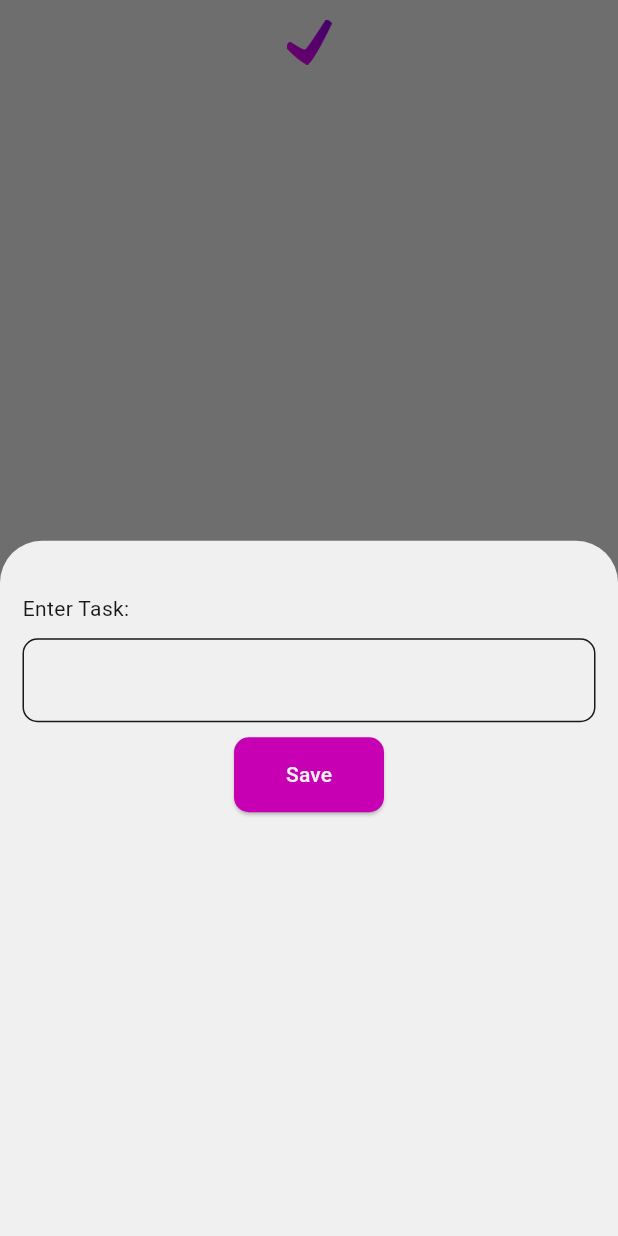
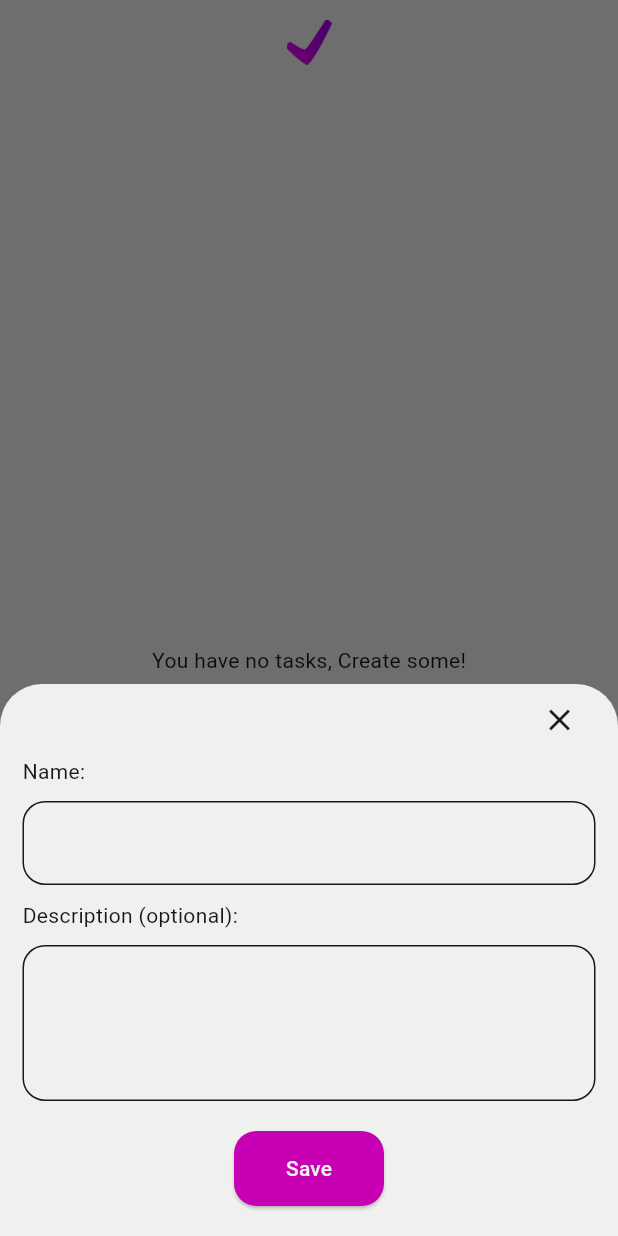
Before and after one commit to JahanzaibZ/TaskHub, a Flutter app: the screen it shows after launch, after a tap on the "add" icon, on a phone screen of 412 x 824 dp. Run offline on Flutter 3.47's test engine with Material 2 defaults, Android fonts, the phone set to English and light mode, and no system bars; our stand-ins replace flutter_riverpod, google_fonts, sqflite; accounts and stored records are empty; Roboto replaces fonts that are missing (Ubuntu); project files that could hold a hidden picture were left out.

Commit message:
Completed app features

```diff
--- a/lib/main.dart
+++ b/lib/main.dart
@@ -15,6 +15,7 @@ class MyApp extends StatelessWidget {
   Widget build(BuildContext context) {
     return ProviderScope(
       child: MaterialApp(
+        title: 'TaskHub',
         theme: CustomTheme.appTheme(),
         darkTheme: CustomTheme.appTheme(isDark: true),
         home: const TasksScreen(),
--- a/lib/models/task.dart
+++ b/lib/models/task.dart
@@ -1,9 +1,19 @@
 class Task {
   int id;
   String name;
+  String description;
 
   Task({
     this.id = -1,
     required this.name,
+    required this.description,
   });
+
+  Task copyWith({int? id, String? name, String? description}) {
+    return Task(
+      id: id ?? this.id,
+      name: name ?? this.name,
+      description: description ?? this.description,
+    );
+  }
 }
--- a/lib/services/db_service.dart
+++ b/lib/services/db_service.dart
@@ -20,7 +20,7 @@ class DatabaseService {
       _dbPath!,
       onCreate: (db, version) async {
         await db.execute(
-            'CREATE TABLE $_dbTable (id INTEGER PRIMARY KEY, name TEXT)');
+            'CREATE TABLE $_dbTable (id INTEGER PRIMARY KEY, name TEXT, description TEXT)');
       },
       version: 1,
     );
--- a/lib/utils/app_theme.dart
+++ b/lib/utils/app_theme.dart
@@ -23,8 +23,13 @@ class CustomTheme {
               ? _lightColorScheme().onPrimary
               : _lightColorScheme().onPrimary,
           shape: RoundedRectangleBorder(
-            borderRadius: BorderRadius.circular(10),
+            borderRadius: BorderRadius.circular(15),
           ),
+        ),
+      ),
+      inputDecorationTheme: InputDecorationTheme(
+        border: OutlineInputBorder(
+          borderRadius: BorderRadius.circular(15),
         ),
       ),
     );
--- a/lib/viewmodels/tasks_provider.dart
+++ b/lib/viewmodels/tasks_provider.dart
@@ -3,24 +3,38 @@ import 'package:flutter_riverpod/flutter_riverpod.dart';
 import '../models/task.dart';
 import '../services/db_service.dart';
 
-final tasksProvider =
-    StateNotifierProvider<TasksNotifier, List<Task>>((ref) => TasksNotifier());
+final loadingTasks = StateProvider<bool>(
+  (ref) => true,
+);
+
+final tasksProvider = StateNotifierProvider<TasksNotifier, List<Task>>(
+    (ref) => TasksNotifier(ref));
 
 class TasksNotifier extends StateNotifier<List<Task>> {
-  TasksNotifier() : super([]);
+  final Ref _ref;
+  TasksNotifier(this._ref) : super([]);
 
   Future<void> fetchTasks() async {
+    final isLoading = _ref.read(loadingTasks.notifier);
+    isLoading.state = true;
     final tasksData = await DatabaseService.readData();
     final tasks = <Task>[];
     for (final task in tasksData) {
-      tasks.add(Task(id: task['id'], name: task['name']));
+      tasks.add(
+        Task(
+            id: task['id'],
+            name: task['name'],
+            description: task['description']),
+      );
     }
     state = tasks;
+    isLoading.state = false;
   }
 
   Future<void> addTask(Task task) async {
     await DatabaseService.insertData({
       'name': task.name,
+      'description': task.description,
     });
     await fetchTasks();
   }
--- a/lib/views/tasks_screen.dart
+++ b/lib/views/tasks_screen.dart
@@ -1,17 +1,31 @@
 import 'package:flutter/material.dart';
 import 'package:flutter_riverpod/flutter_riverpod.dart';
 
-import '../models/task.dart';
 import '../viewmodels/tasks_provider.dart';
+import './widgets/add_task_button.dart';
+import './widgets/task_list_tile.dart';
 
-class TasksScreen extends ConsumerWidget {
+class TasksScreen extends ConsumerStatefulWidget {
   const TasksScreen({super.key});
 
   @override
-  Widget build(BuildContext context, WidgetRef ref) {
-    final textField = TextEditingController();
+  ConsumerState<TasksScreen> createState() => _TasksScreenState();
+}
+
+class _TasksScreenState extends ConsumerState<TasksScreen> {
+  @override
+  void initState() {
+    Future.delayed(
+      Duration.zero,
+      () => ref.read(tasksProvider.notifier).fetchTasks(),
+    );
+    super.initState();
+  }
+
+  @override
+  Widget build(BuildContext context) {
+    final isLoading = ref.watch(loadingTasks);
     final tasks = ref.watch(tasksProvider);
-    final tasksNotifier = ref.read(tasksProvider.notifier);
     return Scaffold(
       appBar: AppBar(
         title: Image.asset(
@@ -20,58 +34,39 @@ class TasksScreen extends ConsumerWidget {
         ),
         centerTitle: true,
       ),
-      body: ListView.builder(
-          itemCount: tasks.length,
-          itemBuilder: (context, index) {
-            debugPrint(
-                'Task ID: ${tasks[index].id}, Task Name: ${tasks[index].name}');
-            return ListTile(
-              title: Text(tasks[index].name),
-              trailing: IconButton(
-                onPressed: () => tasksNotifier.removeTask(tasks[index]),
-                icon: const Icon(Icons.delete),
-              ),
-            );
-          }),
-      floatingActionButton: FloatingActionButton(
-        onPressed: () => showModalBottomSheet<void>(
-          context: context,
-          builder: (context) {
-            {
-              return Padding(
-                padding:
-                    const EdgeInsets.symmetric(vertical: 25, horizontal: 15),
+      body: isLoading
+          ? const Center(
+              child: CircularProgressIndicator(),
+            )
+          : tasks.isEmpty
+              ? const Center(
+                  child: Text('You have no tasks, Create some!'),
+                )
+              : SingleChildScrollView(
+                  child: Padding(
+                    padding: const EdgeInsets.symmetric(horizontal: 10),
                     child: Column(
+                      crossAxisAlignment: CrossAxisAlignment.start,
                       children: [
-                    Container(
-                      width: double.maxFinite,
-                      padding: const EdgeInsets.symmetric(vertical: 10),
-                      child: const Text('Enter Task:'),
-                    ),
-                    TextField(
-                      decoration: InputDecoration(
-                        border: OutlineInputBorder(
-                          borderRadius: BorderRadius.circular(10),
+                        const Padding(
+                          padding: EdgeInsets.symmetric(vertical: 10),
+                          child: Text(
+                            'Your Tasks:',
+                            textScaleFactor: 1.5,
                           ),
                         ),
-                      controller: textField,
-                    ),
-                    Padding(
-                      padding: const EdgeInsets.symmetric(vertical: 10),
-                      child: ElevatedButton(
-                        onPressed: () =>
-                            tasksNotifier.addTask(Task(name: textField.text)),
-                        child: const Text('Save'),
-                      ),
-                    )
+                        ListView.builder(
+                            shrinkWrap: true,
+                            physics: const NeverScrollableScrollPhysics(),
+                            itemCount: tasks.length,
+                            itemBuilder: (ctx, index) {
+                              return TaskListTile(userTask: tasks[index]);
+                            }),
                       ],
                     ),
-              );
-            }
-          },
                   ),
-        child: const Icon(Icons.add),
                 ),
+      floatingActionButton: const AddTaskButton(),
     );
   }
 }
--- /dev/null
+++ b/lib/views/widgets/add_task_button.dart
@@ -0,0 +1,104 @@
+import 'package:flutter/material.dart';
+import 'package:flutter_riverpod/flutter_riverpod.dart';
+
+import '../../models/task.dart';
+import '../../viewmodels/tasks_provider.dart';
+
+class AddTaskButton extends ConsumerWidget {
+  const AddTaskButton({super.key});
+
+  @override
+  Widget build(BuildContext context, WidgetRef ref) {
+    var userTask = Task(
+      name: 'EMPTY_TASK',
+      description: '',
+    );
+    final formKey = GlobalKey<FormState>();
+    final tasksNotifier = ref.read(tasksProvider.notifier);
+
+    void onSaved() async {
+      final isValid = formKey.currentState!.validate();
+      if (isValid) {
+        formKey.currentState!.save();
+        await tasksNotifier.addTask(userTask);
+        if (context.mounted) {
+          Navigator.of(context).pop();
+        }
+      }
+    }
+
+    return FloatingActionButton(
+      onPressed: () => showModalBottomSheet<void>(
+        isScrollControlled: true,
+        context: context,
+        builder: (context) {
+          {
+            final viewInsets = MediaQuery.of(context).viewInsets;
+            return Padding(
+              padding: EdgeInsets.only(
+                top: viewInsets.top,
+                bottom: viewInsets.bottom,
+                right: 15,
+                left: 15,
+              ),
+              child: Form(
+                key: formKey,
+                child: Column(
+                  mainAxisAlignment: MainAxisAlignment.start,
+                  mainAxisSize: MainAxisSize.min,
+                  children: [
+                    Row(
+                      mainAxisAlignment: MainAxisAlignment.end,
+                      children: [
+                        IconButton(
+                          onPressed: () => Navigator.of(context).pop(),
+                          icon: const Icon(Icons.close),
+                        ),
+                      ],
+                    ),
+                    Container(
+                      width: double.maxFinite,
+                      padding: const EdgeInsets.only(bottom: 10),
+                      child: const Text('Name:'),
+                    ),
+                    TextFormField(
+                      validator: (value) {
+                        if (value == null || value.isEmpty) {
+                          return 'Task name cannot be empty';
+                        } else if (value.length < 3) {
+                          return 'Task name must be at least 3 characters long';
+                        } else {
+                          return null;
+                        }
+                      },
+                      onSaved: (newValue) =>
+                          userTask = userTask.copyWith(name: newValue),
+                    ),
+                    Container(
+                      width: double.maxFinite,
+                      padding: const EdgeInsets.symmetric(vertical: 10),
+                      child: const Text('Description (optional):'),
+                    ),
+                    TextFormField(
+                      maxLines: 3,
+                      onSaved: (newValue) =>
+                          userTask = userTask.copyWith(description: newValue),
+                    ),
+                    Padding(
+                      padding: const EdgeInsets.symmetric(vertical: 20),
+                      child: ElevatedButton(
+                        onPressed: onSaved,
+                        child: const Text('Save'),
+                      ),
+                    )
+                  ],
+                ),
+              ),
+            );
+          }
+        },
+      ),
+      child: const Icon(Icons.add),
+    );
+  }
+}
```
Also changed, not shown: lib/views/widgets/task_list_tile.dart (added, +80 -0 lines), 1 other file. Lines whose indentation alone changed are shown as unchanged.
